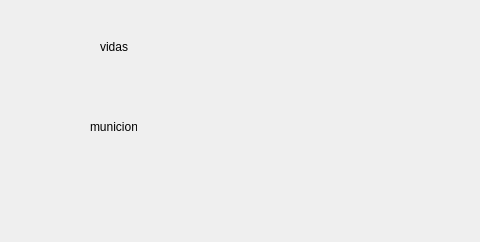
Old version of the form Videojuego/menupausa.ui in the repository Pablo9925/Proyecto_Final_Info.
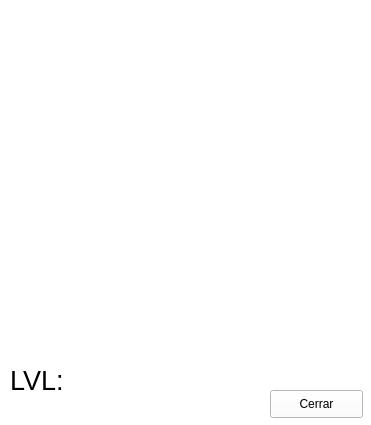
New version of the form. Icons and pictures are not drawn.

The edit to the form file:
```diff
--- a/Videojuego/menupausa.ui
+++ b/Videojuego/menupausa.ui
@@ -6,43 +6,49 @@
    <rect>
     <x>0</x>
     <y>0</y>
-    <width>480</width>
-    <height>242</height>
+    <width>371</width>
+    <height>425</height>
    </rect>
   </property>
   <property name="windowTitle">
    <string>Form</string>
   </property>
   <property name="styleSheet">
-   <string notr="true">Background-image:url(:/escena/fondo.jpg)</string>
+   <string notr="true">background-color: rgb(255, 255, 255);
+border-color: rgb(0, 0, 0);</string>
   </property>
   <widget class="QLabel" name="label">
    <property name="geometry">
     <rect>
-     <x>100</x>
-     <y>40</y>
-     <width>47</width>
-     <height>14</height>
+     <x>10</x>
+     <y>110</y>
+     <width>61</width>
+     <height>61</height>
     </rect>
    </property>
    <property name="styleSheet">
     <string notr="true">Background-image:url(:/sprites personaje/Dead (5).png)</string>
    </property>
    <property name="text">
-    <string>vidas</string>
+    <string/>
    </property>
   </widget>
   <widget class="QLabel" name="vida">
    <property name="geometry">
     <rect>
-     <x>240</x>
-     <y>40</y>
-     <width>47</width>
-     <height>14</height>
+     <x>100</x>
+     <y>120</y>
+     <width>161</width>
+     <height>61</height>
     </rect>
    </property>
+   <property name="font">
+    <font>
+     <pointsize>16</pointsize>
+    </font>
+   </property>
    <property name="styleSheet">
-    <string notr="true">Background-image:url(:/sprites personaje/Dead (5).png)</string>
+    <string notr="true">background-color: rgb(255, 255, 255);</string>
    </property>
    <property name="text">
     <string/>
@@ -51,30 +57,162 @@
   <widget class="QLabel" name="label_3">
    <property name="geometry">
     <rect>
-     <x>90</x>
-     <y>120</y>
-     <width>47</width>
-     <height>14</height>
+     <x>10</x>
+     <y>190</y>
+     <width>61</width>
+     <height>61</height>
     </rect>
    </property>
    <property name="styleSheet">
     <string notr="true">Background-image:url(:/sprites personaje/Dead (5).png)</string>
    </property>
    <property name="text">
-    <string>municion</string>
+    <string/>
    </property>
   </widget>
   <widget class="QLabel" name="municion">
    <property name="geometry">
     <rect>
-     <x>250</x>
-     <y>120</y>
-     <width>47</width>
-     <height>14</height>
+     <x>100</x>
+     <y>190</y>
+     <width>161</width>
+     <height>61</height>
     </rect>
    </property>
+   <property name="font">
+    <font>
+     <pointsize>16</pointsize>
+    </font>
+   </property>
    <property name="styleSheet">
-    <string notr="true">Background-image:url(:/sprites personaje/Dead (5).png)</string>
+    <string notr="true">background-color: rgb(255, 255, 255);</string>
+   </property>
+   <property name="text">
+    <string/>
+   </property>
+  </widget>
+  <widget class="QLabel" name="label_2">
+   <property name="geometry">
+    <rect>
+     <x>10</x>
+     <y>270</y>
+     <width>61</width>
+     <height>61</height>
+    </rect>
+   </property>
+   <property name="styleSheet">
+    <string notr="true">
+image: url(:/escena/coin.png);</string>
+   </property>
+   <property name="text">
+    <string/>
+   </property>
+  </widget>
+  <widget class="QLabel" name="puntaje">
+   <property name="geometry">
+    <rect>
+     <x>100</x>
+     <y>270</y>
+     <width>161</width>
+     <height>61</height>
+    </rect>
+   </property>
+   <property name="font">
+    <font>
+     <pointsize>16</pointsize>
+    </font>
+   </property>
+   <property name="text">
+    <string/>
+   </property>
+  </widget>
+  <widget class="QPushButton" name="reanudar">
+   <property name="geometry">
+    <rect>
+     <x>270</x>
+     <y>390</y>
+     <width>93</width>
+     <height>28</height>
+    </rect>
+   </property>
+   <property name="styleSheet">
+    <string notr="true"/>
+   </property>
+   <property name="text">
+    <string>Cerrar</string>
+   </property>
+  </widget>
+  <widget class="QLabel" name="label_4">
+   <property name="geometry">
+    <rect>
+     <x>10</x>
+     <y>350</y>
+     <width>61</width>
+     <height>61</height>
+    </rect>
+   </property>
+   <property name="font">
+    <font>
+     <pointsize>20</pointsize>
+    </font>
+   </property>
+   <property name="layoutDirection">
+    <enum>Qt::RightToLeft</enum>
+   </property>
+   <property name="styleSheet">
+    <string notr="true">background-image: url(:/sprites personaje/Dead (1).png);</string>
+   </property>
+   <property name="text">
+    <string>LVL:</string>
+   </property>
+  </widget>
+  <widget class="QLabel" name="nivel">
+   <property name="geometry">
+    <rect>
+     <x>100</x>
+     <y>350</y>
+     <width>161</width>
+     <height>61</height>
+    </rect>
+   </property>
+   <property name="font">
+    <font>
+     <pointsize>16</pointsize>
+    </font>
+   </property>
+   <property name="text">
+    <string/>
+   </property>
+  </widget>
+  <widget class="QLabel" name="label_5">
+   <property name="geometry">
+    <rect>
+     <x>70</x>
+     <y>0</y>
+     <width>221</width>
+     <height>61</height>
+    </rect>
+   </property>
+   <property name="styleSheet">
+    <string notr="true">image: url(:/escena/pausa.png);</string>
+   </property>
+   <property name="text">
+    <string/>
+   </property>
+  </widget>
+  <widget class="QLabel" name="nombre">
+   <property name="geometry">
+    <rect>
+     <x>10</x>
+     <y>70</y>
+     <width>341</width>
+     <height>41</height>
+    </rect>
+   </property>
+   <property name="font">
+    <font>
+     <pointsize>16</pointsize>
+    </font>
    </property>
    <property name="text">
     <string/>
```
Left out of the diff: 7 changed lines with no effect on the pictures.
